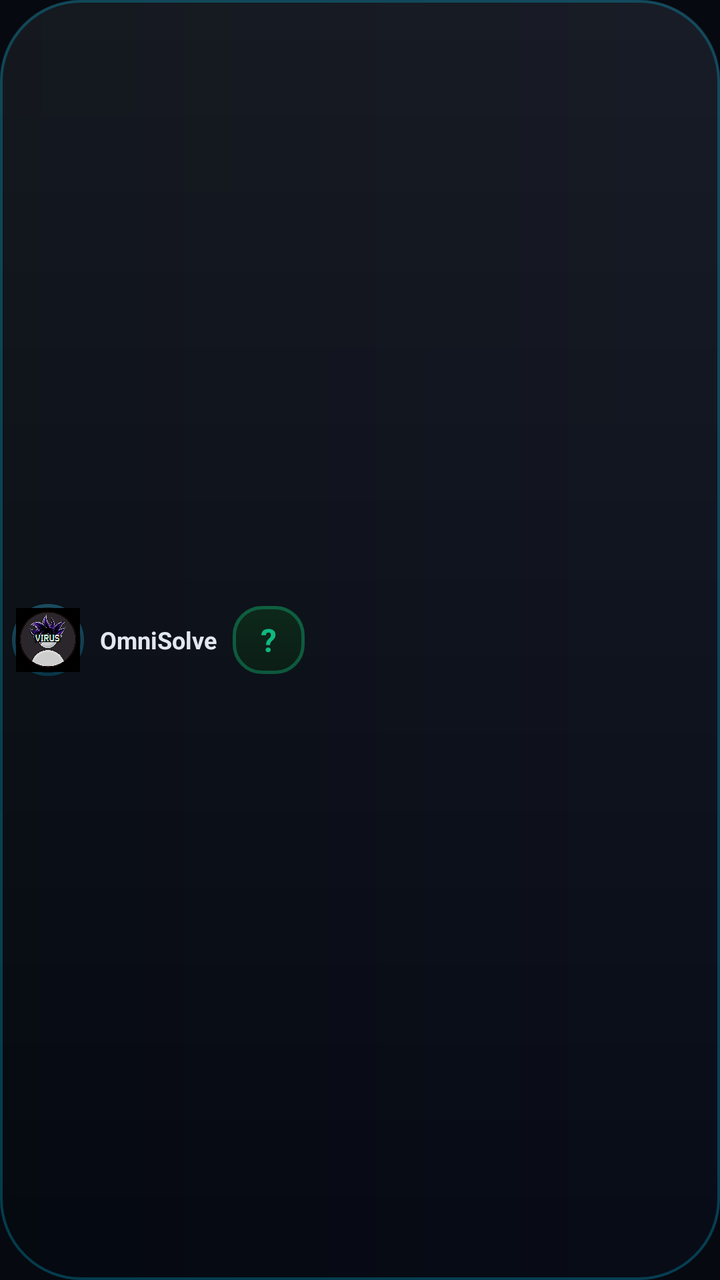
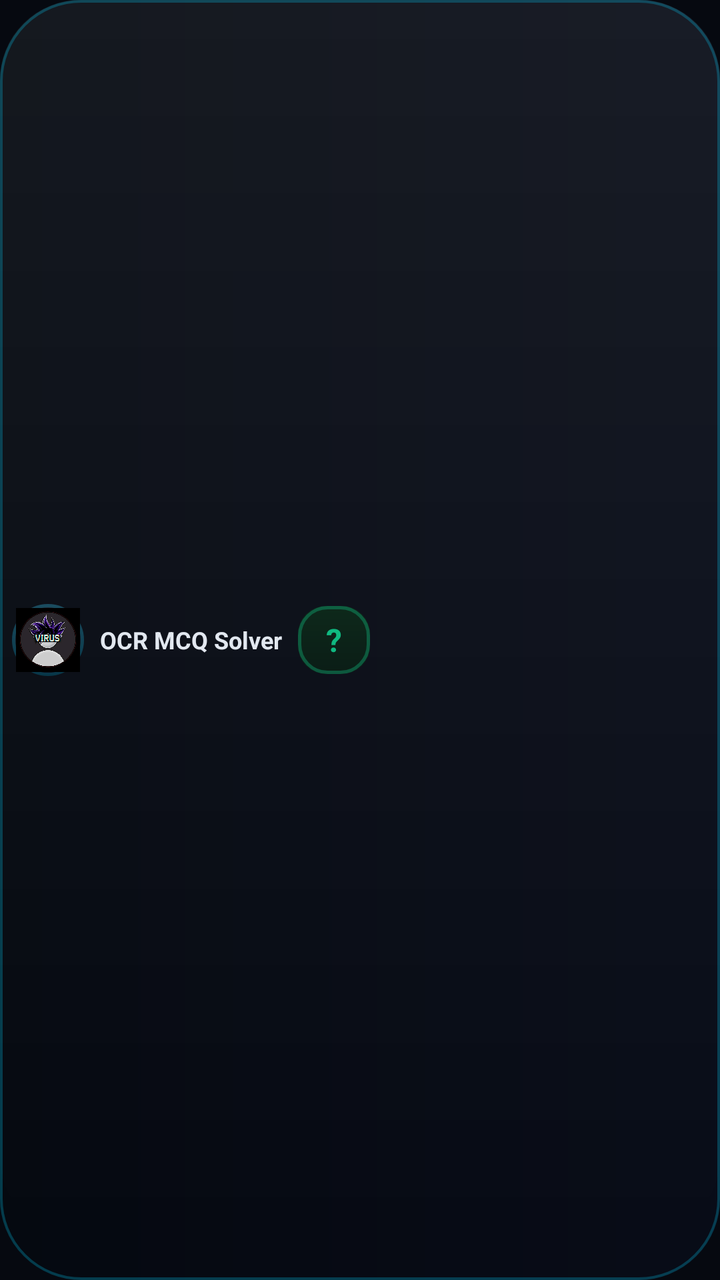

Before-and-after screenshots of an Android layout around one commit, followed by the original layout XML and the change that was made.
<!-- AndroidManifest.xml: application theme Theme.OmniSolveOverlay -->
<!-- res/layout/layout_dynamic_island.xml -->
<?xml version="1.0" encoding="utf-8"?>
<LinearLayout xmlns:android="http://schemas.android.com/apk/res/android"
    android:id="@+id/island_root"
    android:layout_width="wrap_content"
    android:layout_height="46dp"
    android:orientation="horizontal"
    android:gravity="center_vertical"
    android:background="@drawable/bg_dynamic_island"
    android:elevation="16dp"
    android:paddingStart="6dp"
    android:paddingEnd="8dp"
    android:paddingTop="4dp"
    android:paddingBottom="4dp"
    android:clipToPadding="false"
    android:clipChildren="false">

    
    <FrameLayout
        android:id="@+id/island_icon_container"
        android:layout_width="36dp"
        android:layout_height="36dp"
        android:background="@drawable/bg_floating_bubble"
        android:clickable="true"
        android:focusable="true">

        <ImageView
            android:id="@+id/iv_island_icon"
            android:layout_width="32dp"
            android:layout_height="32dp"
            android:layout_gravity="center"
            android:src="@drawable/ic_virus_avatar"
            android:scaleType="centerCrop" />
    </FrameLayout>

    
    <LinearLayout
        android:id="@+id/ll_island_body"
        android:layout_width="wrap_content"
        android:layout_height="match_parent"
        android:orientation="horizontal"
        android:gravity="center_vertical"
        android:layout_marginStart="8dp"
        android:layout_marginEnd="4dp">

        
        <TextView
            android:id="@+id/tv_island_title"
            android:layout_width="wrap_content"
            android:layout_height="wrap_content"
            android:text="OmniSolve"
            android:textColor="#E2E8F0"
            android:textSize="12sp"
            android:textStyle="bold"
            android:maxLines="1" />

        
        <TextView
            android:id="@+id/tv_island_answer"
            android:layout_width="wrap_content"
            android:minWidth="36dp"
            android:layout_height="34dp"
            android:layout_marginStart="8dp"
            android:paddingStart="8dp"
            android:paddingEnd="8dp"
            android:background="@drawable/bg_answer_box"
            android:gravity="center"
            android:text="?"
            android:textColor="#10B981"
            android:textSize="16sp"
            android:textStyle="bold" />

    </LinearLayout>

    
    <LinearLayout
        android:id="@+id/island_expanded_controls"
        android:layout_width="wrap_content"
        android:layout_height="match_parent"
        android:orientation="horizontal"
        android:gravity="center_vertical"
        android:visibility="gone"
        android:layout_marginStart="4dp">

        
        <FrameLayout
            android:id="@+id/btn_island_scan"
            android:layout_width="34dp"
            android:layout_height="34dp"
            android:layout_marginStart="4dp"
            android:background="@drawable/bg_scan_button"
            android:clickable="true"
            android:focusable="true">

            <ImageView
                android:id="@+id/iv_island_scan_icon"
                android:layout_width="18dp"
                android:layout_height="18dp"
                android:layout_gravity="center"
                android:src="@android:drawable/ic_media_play"
                android:tint="#FFFFFF" />
        </FrameLayout>

        
        <ImageView
            android:id="@+id/btn_island_toggle_window"
            android:layout_width="34dp"
            android:layout_height="34dp"
            android:layout_marginStart="6dp"
            android:padding="6dp"
            android:background="@drawable/bg_chip_action"
            android:src="@android:drawable/ic_menu_view"
            android:tint="#00D4FF"
            android:clickable="true"
            android:focusable="true" />

        
        <ImageView
            android:id="@+id/btn_island_bot_toggle"
            android:layout_width="34dp"
            android:layout_height="34dp"
            android:layout_marginStart="6dp"
            android:padding="6dp"
            android:background="@drawable/bg_chip_action"
            android:src="@android:drawable/ic_menu_myplaces"
            android:tint="#64748B"
            android:clickable="true"
            android:focusable="true" />

        
        <TextView
            android:id="@+id/btn_island_opacity"
            android:layout_width="wrap_content"
            android:minWidth="34dp"
            android:layout_height="34dp"
            android:layout_marginStart="6dp"
            android:paddingStart="7dp"
            android:paddingEnd="7dp"
            android:gravity="center"
            android:background="@drawable/bg_chip_action"
            android:text="👁 100%"
            android:textColor="#38BDF8"
            android:textSize="10sp"
            android:textStyle="bold"
            android:clickable="true"
            android:focusable="true" />

        
        <ImageView
            android:id="@+id/btn_island_close"
            android:layout_width="30dp"
            android:layout_height="30dp"
            android:layout_marginStart="6dp"
            android:src="@android:drawable/ic_menu_close_clear_cancel"
            android:tint="#8E9BB0"
            android:clickable="true"
            android:focusable="true" />

    </LinearLayout>

</LinearLayout>
<!-- resources referenced by this layout -->
<resources>
  <!-- drawable bg_answer_box (drawable) -->
  <?xml version="1.0" encoding="utf-8"?>
  <layer-list xmlns:android="http://schemas.android.com/apk/res/android">
      
      <item>
          <shape android:shape="rectangle">
              <gradient
                  android:startColor="#CC0D2E1A"
                  android:endColor="#CC0A1F14"
                  android:angle="270" />
              <corners android:radius="14dp" />
          </shape>
      </item>
      
      <item>
          <shape android:shape="rectangle">
              <corners android:radius="14dp" />
              <stroke
                  android:width="1.5dp"
                  android:color="#6010B981" />
          </shape>
      </item>
  </layer-list>
  <!-- drawable bg_chip_action (drawable) -->
  <?xml version="1.0" encoding="utf-8"?>
  <shape xmlns:android="http://schemas.android.com/apk/res/android"
      android:shape="rectangle">
      <gradient
          android:startColor="#CC0C1424"
          android:endColor="#CC080C18"
          android:angle="270" />
      <corners android:radius="14dp" />
      <stroke
          android:width="1dp"
          android:color="#2500D4FF" />
  </shape>
  <!-- drawable bg_floating_bubble (drawable) -->
  <?xml version="1.0" encoding="utf-8"?>
  <layer-list xmlns:android="http://schemas.android.com/apk/res/android">
      
      <item>
          <shape android:shape="oval">
              <gradient
                  android:startColor="#CC101828"
                  android:endColor="#CC080C18"
                  android:angle="270" />
          </shape>
      </item>
      
      <item>
          <shape android:shape="oval">
              <gradient
                  android:startColor="#12FFFFFF"
                  android:endColor="#00FFFFFF"
                  android:angle="270" />
          </shape>
      </item>
      
      <item>
          <shape android:shape="oval">
              <stroke
                  android:width="1.5dp"
                  android:color="#3500D4FF" />
          </shape>
      </item>
  </layer-list>
  <!-- drawable bg_scan_button (drawable) -->
  <?xml version="1.0" encoding="utf-8"?>
  <layer-list xmlns:android="http://schemas.android.com/apk/res/android">
      
      <item>
          <shape android:shape="oval">
              <gradient
                  android:startColor="#00D4FF"
                  android:endColor="#6366F1"
                  android:angle="135" />
          </shape>
      </item>
      <item>
          <shape android:shape="oval">
              <stroke
                  android:width="1dp"
                  android:color="#50FFFFFF" />
          </shape>
      </item>
  </layer-list>
  <style name="Theme.OmniSolveOverlay" parent="Theme.MaterialComponents.DayNight.NoActionBar">
          <item name="colorPrimary">@color/accent_cyan</item>
          <item name="colorPrimaryDark">@color/bg_dark</item>
          <item name="colorSecondary">@color/accent_emerald</item>
          <item name="colorAccent">@color/accent_cyan</item>
          <item name="android:statusBarColor">@color/bg_dark</item>
          <item name="android:navigationBarColor">@color/bg_dark</item>
          <item name="android:windowBackground">@color/bg_dark</item>
          <item name="android:windowDrawsSystemBarBackgrounds">true</item>
          <item name="android:windowLightStatusBar">false</item>
          <item name="android:windowLightNavigationBar">false</item>
          <item name="android:forceDarkAllowed">false</item>
      </style>
  <color name="accent_cyan">#00D4FF</color>
  <color name="bg_dark">#060910</color>
  <color name="accent_emerald">#10B981</color>
  <!-- unchanged entries left out for length: 2 -->
</resources>

<!-- the commit's change to res/layout/layout_dynamic_island.xml (unified diff, before → after) -->
@@ -47,7 +47,7 @@
             android:id="@+id/tv_island_title"
             android:layout_width="wrap_content"
             android:layout_height="wrap_content"
-            android:text="OmniSolve"
+            android:text="OCR MCQ Solver"
             android:textColor="#E2E8F0"
             android:textSize="12sp"
             android:textStyle="bold"
